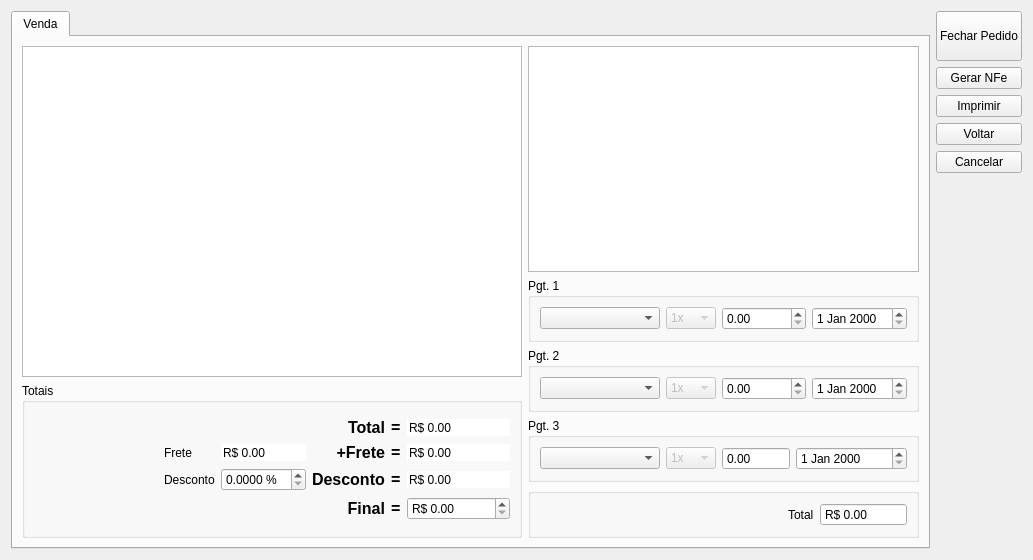
Old version of the form venda.ui in the repository lellisls/ERP-STACCATO.
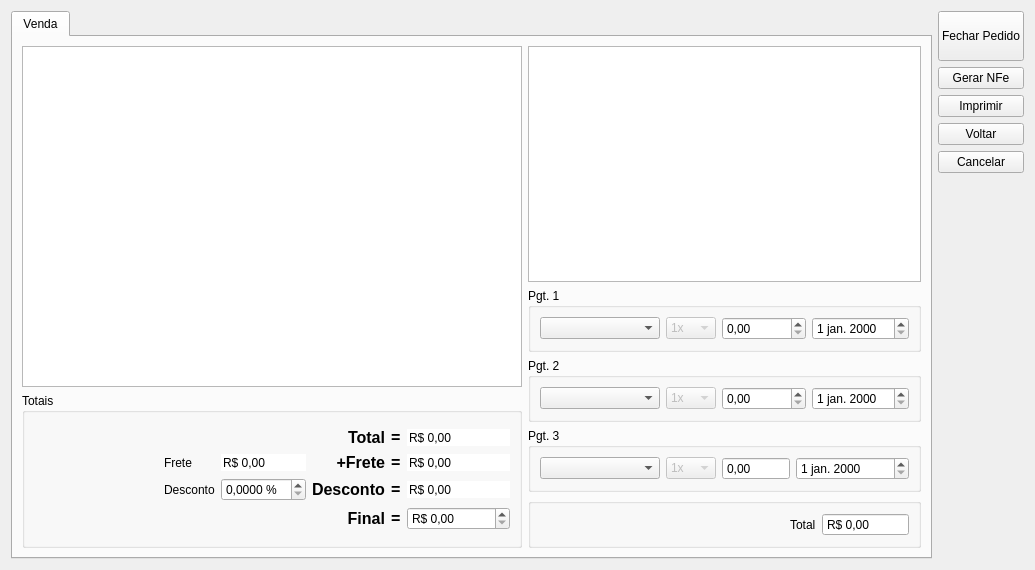
New version of the form.

Diff of the .ui file:
```diff
--- a/venda.ui
+++ b/venda.ui
@@ -6,13 +6,16 @@
    <rect>
     <x>0</x>
     <y>0</y>
-    <width>992</width>
-    <height>524</height>
+    <width>1024</width>
+    <height>570</height>
    </rect>
   </property>
   <property name="windowTitle">
    <string>Vendas</string>
   </property>
+  <property name="locale">
+   <locale language="Portuguese" country="Brazil"/>
+  </property>
   <layout class="QGridLayout" name="gridLayout_7">
    <item row="0" column="0">
     <widget class="QTabWidget" name="tabWidget">
```
